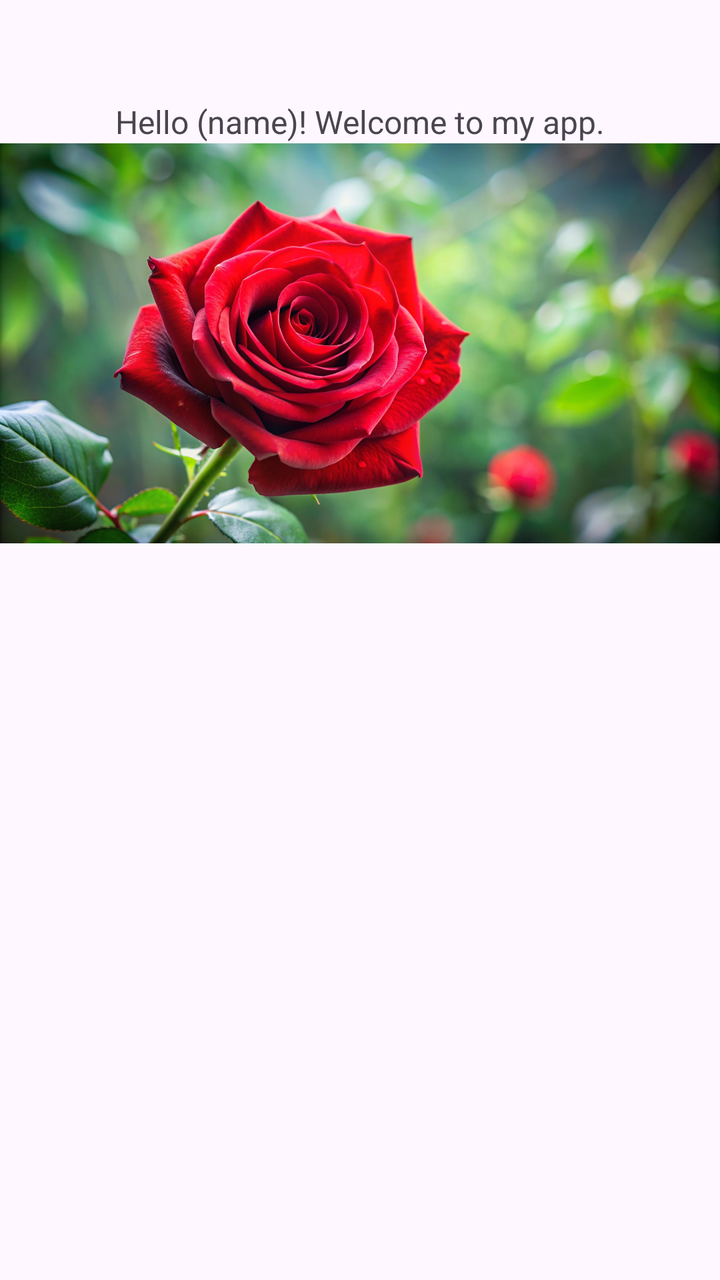
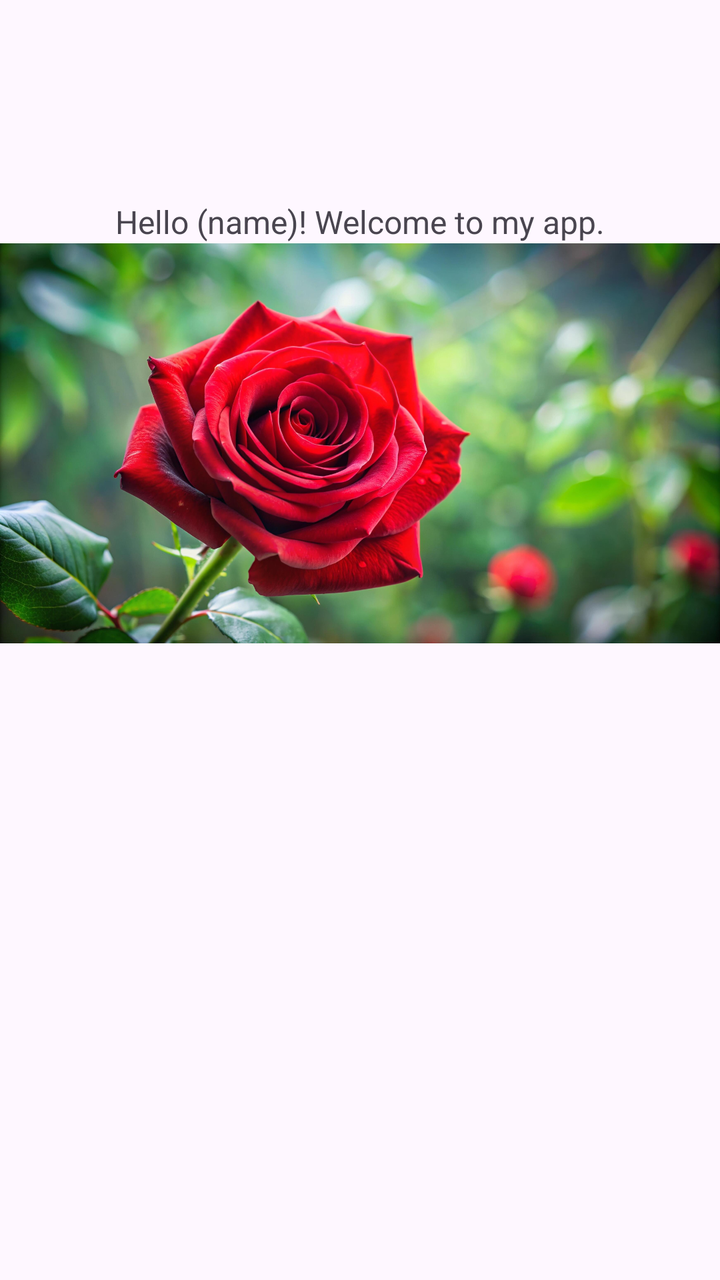

Screens rendered from an Android XML layout before and after an edit, with the pre-edit source and the edit as a unified diff.
<!-- AndroidManifest.xml: application theme Theme.HelloWorldAndroid -->
<!-- res/layout/activity_welcome.xml -->
<?xml version="1.0" encoding="utf-8"?>
<androidx.constraintlayout.widget.ConstraintLayout xmlns:android="http://schemas.android.com/apk/res/android"
    xmlns:app="http://schemas.android.com/apk/res-auto"
    xmlns:tools="http://schemas.android.com/tools"
    android:id="@+id/main"
    android:layout_width="match_parent"
    android:layout_height="match_parent"
    tools:context=".helloWorld.WelcomeActivity">

    <TextView
        android:id="@+id/welcomeText"
        android:layout_width="wrap_content"
        android:layout_height="wrap_content"
        android:text="Hello (name)! Welcome to my app."
        android:textSize="16sp"
        app:layout_constraintTop_toTopOf="parent"
        app:layout_constraintStart_toStartOf="parent"
        app:layout_constraintEnd_toEndOf="parent"
        android:layout_marginTop="50dp"/>

    <ImageView
        android:id="@+id/welcomeImage"
        android:layout_width="0dp"
        android:layout_height="200dp"
        android:src="@drawable/flower"
        android:scaleType="centerCrop"
        app:layout_constraintTop_toBottomOf="@id/welcomeText"
        app:layout_constraintStart_toStartOf="parent"
        app:layout_constraintEnd_toEndOf="parent" />

</androidx.constraintlayout.widget.ConstraintLayout>
<!-- resources referenced by this layout -->
<resources>
  <!-- drawable flower: jpg bitmap (drawable, 326923 bytes) -->
  <style name="Theme.HelloWorldAndroid" parent="Base.Theme.HelloWorldAndroid" />
  <style name="Base.Theme.HelloWorldAndroid" parent="Theme.Material3.DayNight">
          
          
      </style>
</resources>

<!-- the commit's change to res/layout/activity_welcome.xml (unified diff, before → after) -->
@@ -16,7 +16,7 @@
         app:layout_constraintTop_toTopOf="parent"
         app:layout_constraintStart_toStartOf="parent"
         app:layout_constraintEnd_toEndOf="parent"
-        android:layout_marginTop="50dp"/>
+        android:layout_marginTop="100dp"/>
 
     <ImageView
         android:id="@+id/welcomeImage"
